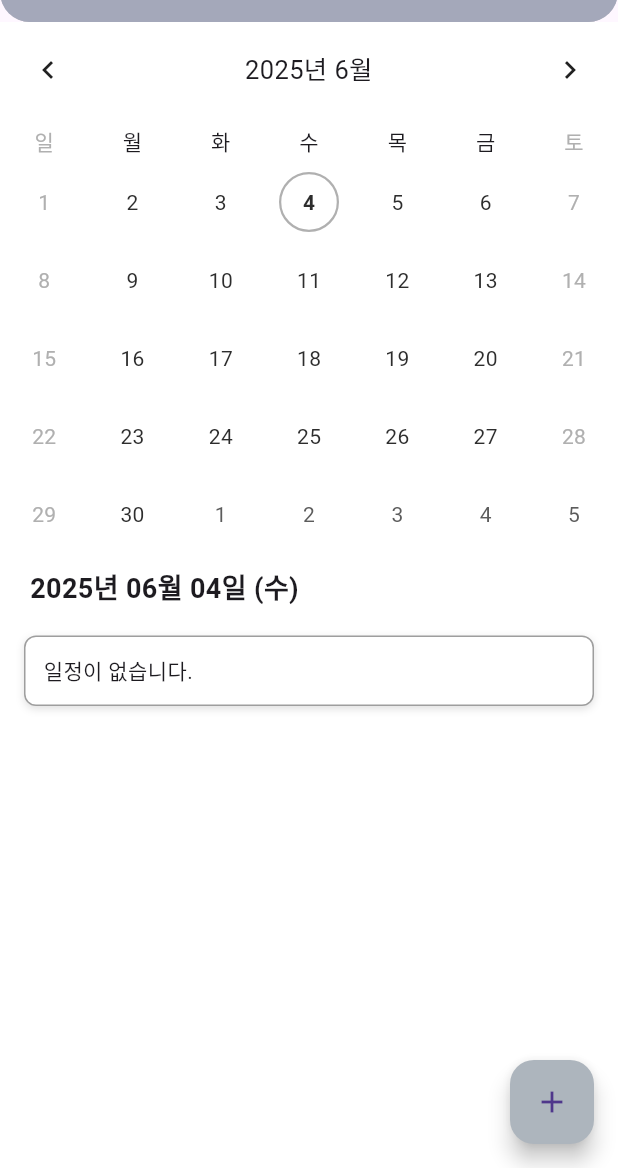
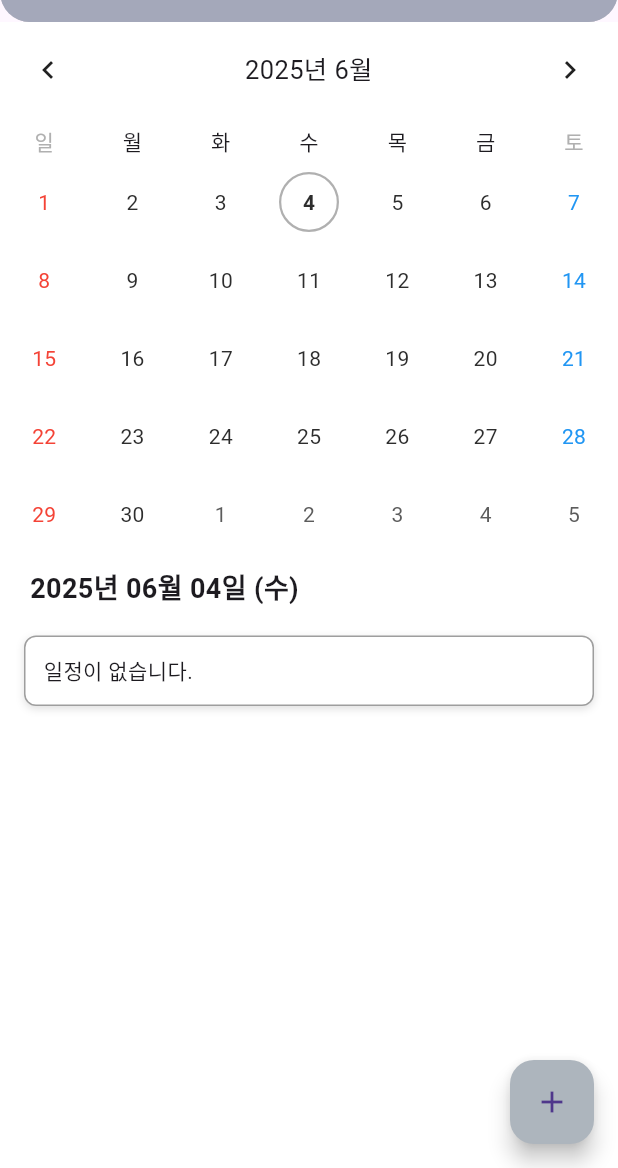
Before and after one commit to dlsalsgur03/OSBP_Project, a Flutter app: the screen it shows after launch, on a phone screen of 412 x 824 dp, the part 68-1236 px from its top. Run offline on Flutter 3.47's test engine with Material 3 defaults, Android fonts, the phone set to English and light mode, and no system bars; drawn by our look-alikes of table_calendar; our stand-ins replace emoji_picker_flutter, flutter_colorpicker, flutter_dotenv, flutter_local_notifications, flutter_map, geolocator and 4 more; network calls fail; statements that could not run were skipped.

Commit message:
defaultBuilder 위치수정

```diff
--- a/lib/calendar/calendar.dart
+++ b/lib/calendar/calendar.dart
@@ -33,6 +33,8 @@ class CalendarState extends State<Calendar> {
     super.initState();
     loadScheduledDates(); // 앱 시작할 때 저장된 일정 날짜 로딩
   }
+  @override
+
   Map<String, int> scheduledDateCounts = {};
 
   Future<void> loadScheduledDates() async {
@@ -105,6 +107,8 @@ class CalendarState extends State<Calendar> {
                 child: Text('일', style: TextStyle(color: Color(0xffB0B0B0))),
               );
           }
+          return const Center();
+        },
         defaultBuilder: (context, date, _) {
           Color textColor;
 
@@ -117,16 +121,12 @@ class CalendarState extends State<Calendar> {
               textColor = const Color(0xff2D2D2D);
             }
           } else {
-              textColor = const Color(0xff2D2D2D); // 모두 검정색
+            textColor = const Color(0xff2D2D2D);
           }
 
           return Center(
-              child: Text(
-                '${date.day}',
-                style: TextStyle(color: textColor),
-              ),
+            child: Text('${date.day}', style: TextStyle(color: textColor)),
           );
-          };
         },
         markerBuilder: (context, date, events) {
           final normalizedDate = DateTime(date.year, date.month, date.day);
--- a/lib/homepage/homepage.dart
+++ b/lib/homepage/homepage.dart
@@ -32,7 +32,6 @@ class _HomePageState extends State<HomePage> {
       _highlightWeekend = value;
     });
   }
-
   // selectedDate를 hompage.dart에서 관리하기 위한 것
   DateTime _selectedDate = DateTime.now();
   void _handleDateChanged(DateTime newDate){
```
Lines whose indentation alone changed are shown as unchanged.
